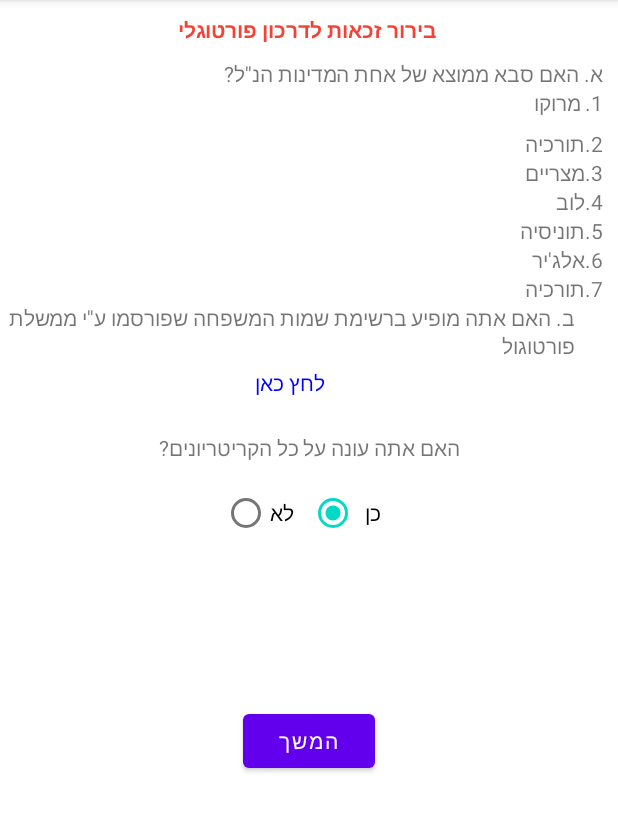
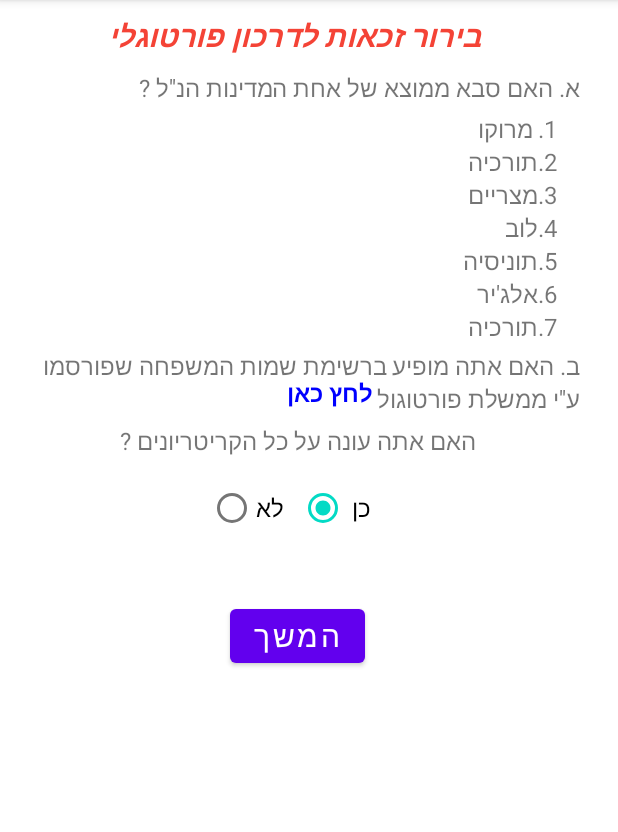
Before and after one commit to natos152/EasyPass, an Android app: the ValidationProcess screen opened directly, with no data from a screen before it, on a phone screen of 412 x 824 dp, the part 84-916 px from its top. Run offline under Robolectric (Android 15) with nearby library versions, the phone set to English and light mode, and no system bars.

Commit message:
Fix style and validation in functions

```diff
--- a/app/src/main/java/com/example/easypass/SignUpActivity.java
+++ b/app/src/main/java/com/example/easypass/SignUpActivity.java
@@ -63,7 +63,6 @@
                         }
                     });
         }
-
     }
 
     public void onClick(View view) {
--- a/app/src/main/res/layout/activity_main.xml
+++ b/app/src/main/res/layout/activity_main.xml
@@ -75,6 +75,7 @@
         android:layout_width="match_parent"
         android:layout_height="12dp"
         android:layout_weight="1"
+        android:backgroundTint="#8BC34A"
         android:text="התחבר"
         android:textAllCaps="false" />
 
@@ -90,6 +91,7 @@
         android:layout_height="6dp"
         android:layout_weight="1"
         android:background="@drawable/original_icon"
+        android:backgroundTint="#8BC34A"
         android:text="הרשמה"
         android:textAllCaps="false" />
     </LinearLayout>
--- a/app/src/main/res/layout/activity_validation_process.xml
+++ b/app/src/main/res/layout/activity_validation_process.xml
@@ -4,6 +4,8 @@
   xmlns:tools="http://schemas.android.com/tools"
   android:layout_width="match_parent"
   android:layout_height="match_parent"
+  android:layout_marginRight="15dp"
+  android:scrollbarSize="4dp"
   tools:context=".ValidationProcess">
 
   <TextView
@@ -12,9 +14,11 @@
     android:layout_height="wrap_content"
     android:layout_centerHorizontal="true"
     android:layout_marginTop="10dp"
+    android:scrollbarSize="4dp"
     android:text=" בירור זכאות לדרכון פורטוגלי"
     android:textColor="#F44336"
-    android:textStyle="bold" />
+    android:textSize="20sp"
+    android:textStyle="bold|italic" />
 
 
   <Button
@@ -23,9 +27,11 @@
     android:layout_height="wrap_content"
     android:layout_alignParentBottom="true"
     android:layout_centerHorizontal="true"
-    android:layout_marginBottom="250dp"
+    android:layout_marginBottom="320dp"
     android:onClick="onClick"
+    android:scrollbarSize="4dp"
     android:text="המשך"
+    android:textSize="20sp"
     tools:layout_editor_absoluteX="164dp"
     tools:layout_editor_absoluteY="645dp" />
 
@@ -37,26 +43,41 @@
     android:layout_alignParentRight="true"
     android:layout_marginTop="10dp"
     android:layout_marginRight="10dp"
-    android:text="א. האם סבא ממוצא של אחת המדינות הנ''ל?" />
+    android:scrollbarSize="4dp"
+    android:text="א. האם סבא ממוצא של אחת המדינות הנ''ל ?"
+    android:textSize="16sp" />
 
   <TextView
     android:id="@+id/textView14"
     android:layout_width="383dp"
     android:layout_height="43dp"
+    android:layout_below="@id/textView15"
+    android:layout_marginLeft="18dp"
+    android:layout_marginTop="4dp"
+    android:layout_marginRight="10dp"
     android:linksClickable="true"
+    android:scrollbarSize="4dp"
     android:text="ב. האם אתה מופיע ברשימת שמות המשפחה שפורסמו ע''י ממשלת פורטוגול"
-    android:textAlignment="viewEnd"
-    android:layout_below="@id/textView15" />
+    android:textAlignment="textStart"
+    android:textSize="16sp" />
 
   <TextView
     android:id="@+id/linkLastName"
-    android:layout_width="387dp"
-    android:layout_height="43dp"
+    android:layout_width="80dp"
+    android:layout_height="wrap_content"
+    android:layout_below="@id/textView14"
+    android:layout_marginLeft="180dp"
+    android:layout_marginTop="-25dp"
+    android:layout_marginRight="50dp"
     android:linksClickable="true"
+    android:scrollbarSize="4dp"
     android:text="לחץ כאן"
+    android:textAlignment="center"
     android:textColor="#0000FF"
-    android:textAlignment="center"
-    android:layout_below="@id/textView14" />
+    android:textSize="16sp"
+    android:textStyle="normal|bold"
+    android:visibility="visible"
+    tools:visibility="visible" />
 
   <TextView
     android:id="@+id/textView13"
@@ -64,73 +85,97 @@
     android:layout_height="wrap_content"
     android:layout_below="@id/linkLastName"
     android:layout_centerHorizontal="true"
-    android:text="האם אתה עונה על כל הקריטריונים?" />
+    android:layout_marginTop="10dp"
+    android:scrollbarSize="4dp"
+    android:text="האם אתה עונה על כל הקריטריונים ?"
+    android:textSize="16sp" />
 
   <TextView
     android:id="@+id/textView8"
     android:layout_width="wrap_content"
     android:layout_height="wrap_content"
+    android:layout_below="@id/textView7"
+    android:layout_alignEnd="@id/textView6"
+    android:layout_marginRight="15dp"
+    android:scrollbarSize="4dp"
     android:text="2.תורכיה"
-    android:layout_alignEnd="@id/textView6"
-    android:layout_below="@id/textView7" />
+    android:textSize="16sp" />
 
   <TextView
     android:id="@+id/textView10"
     android:layout_width="wrap_content"
     android:layout_height="wrap_content"
+    android:layout_below="@id/textView9"
+    android:layout_alignEnd="@id/textView6"
+    android:layout_marginRight="15dp"
+    android:scrollbarSize="4dp"
     android:text="4.לוב"
-    android:layout_alignEnd="@id/textView6"
-    android:layout_below="@id/textView9"
-    />
+    android:textSize="16sp" />
 
   <TextView
     android:id="@+id/textView11"
     android:layout_width="wrap_content"
     android:layout_height="wrap_content"
+    android:layout_below="@id/textView10"
+    android:layout_alignEnd="@id/textView6"
+    android:layout_marginRight="15dp"
+    android:scrollbarSize="4dp"
     android:text="5.תוניסיה"
-    android:layout_alignEnd="@id/textView6"
-    android:layout_below="@id/textView10" />
+    android:textSize="16sp" />
 
   <TextView
     android:id="@+id/textView12"
     android:layout_width="wrap_content"
     android:layout_height="wrap_content"
+    android:layout_below="@id/textView11"
+    android:layout_alignEnd="@id/textView6"
+    android:layout_marginRight="15dp"
+    android:scrollbarSize="4dp"
     android:text="6.אלג'יר"
-    android:layout_alignEnd="@id/textView6"
-    android:layout_below="@id/textView11" />
+    android:textSize="16sp" />
 
   <TextView
     android:id="@+id/textView15"
     android:layout_width="wrap_content"
     android:layout_height="wrap_content"
+    android:layout_below="@id/textView12"
+    android:layout_alignEnd="@id/textView6"
+    android:layout_marginRight="15dp"
+    android:scrollbarSize="4dp"
     android:text="7.תורכיה"
-    android:layout_alignEnd="@id/textView6"
-    android:layout_below="@id/textView12" />
+    android:textSize="16sp" />
 
   <TextView
     android:id="@+id/textView9"
     android:layout_width="wrap_content"
     android:layout_height="wrap_content"
+    android:layout_below="@id/textView8"
+    android:layout_alignEnd="@id/textView6"
+    android:layout_marginRight="15dp"
+    android:scrollbarSize="4dp"
     android:text="3.מצריים"
-    android:layout_alignEnd="@id/textView6"
-    android:layout_below="@id/textView8"
-    />
+    android:textSize="16sp" />
 
   <TextView
     android:id="@+id/textView7"
-    android:layout_width="61dp"
-    android:layout_height="27dp"
+    android:layout_width="65dp"
+    android:layout_height="wrap_content"
+    android:layout_below="@id/textView6"
+    android:layout_alignEnd="@id/textView6"
+    android:layout_marginTop="5dp"
+    android:layout_marginRight="15dp"
+    android:scrollbarSize="4dp"
     android:text="1. מרוקו"
-    android:layout_alignEnd="@id/textView6"
-    android:layout_below="@id/textView6"/>
+    android:textSize="16sp" />
 
   <RadioGroup
     android:id="@+id/radioAnswers"
+    android:layout_width="wrap_content"
+    android:layout_height="wrap_content"
+    android:layout_below="@id/textView13"
+    android:layout_centerHorizontal="true"
     android:orientation="horizontal"
-    android:layout_centerHorizontal="true"
-    android:layout_below="@id/textView13"
-    android:layout_width="wrap_content"
-    android:layout_height="wrap_content">
+    android:scrollbarSize="4dp">
 
     <RadioButton
       android:id="@+id/radioNo"
@@ -138,7 +183,9 @@
       android:layout_height="wrap_content"
       android:layout_marginTop="10dp"
       android:layout_marginRight="10dp"
+      android:scrollbarSize="4dp"
       android:text="לא"
+      android:textSize="16sp"
       tools:layout_editor_absoluteX="148dp"
       tools:layout_editor_absoluteY="554dp" />
 
@@ -149,13 +196,13 @@
       android:layout_marginTop="10dp"
       android:layout_marginRight="10dp"
       android:checked="true"
+      android:scrollbarSize="4dp"
       android:text="כן"
+      android:textSize="16sp"
       tools:layout_editor_absoluteX="0dp"
       tools:layout_editor_absoluteY="99dp" />
 
   </RadioGroup>
 
 
-
-
 </RelativeLayout>
```
Also changed, not shown: app/src/main/java/com/example/easypass/AdvancedRegisterActivity.java (+23 -36 lines), app/src/main/res/layout/activity_advanced_register.xml (+5 -4 lines), app/src/main/res/layout/activity_signup.xml (+16 -15 lines).
